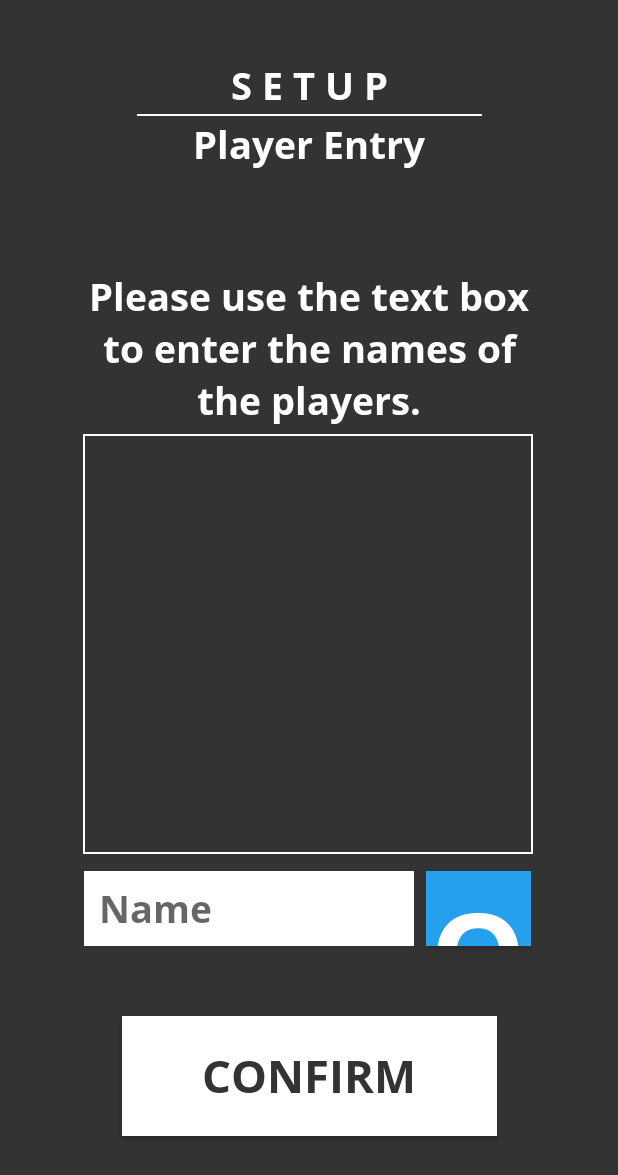
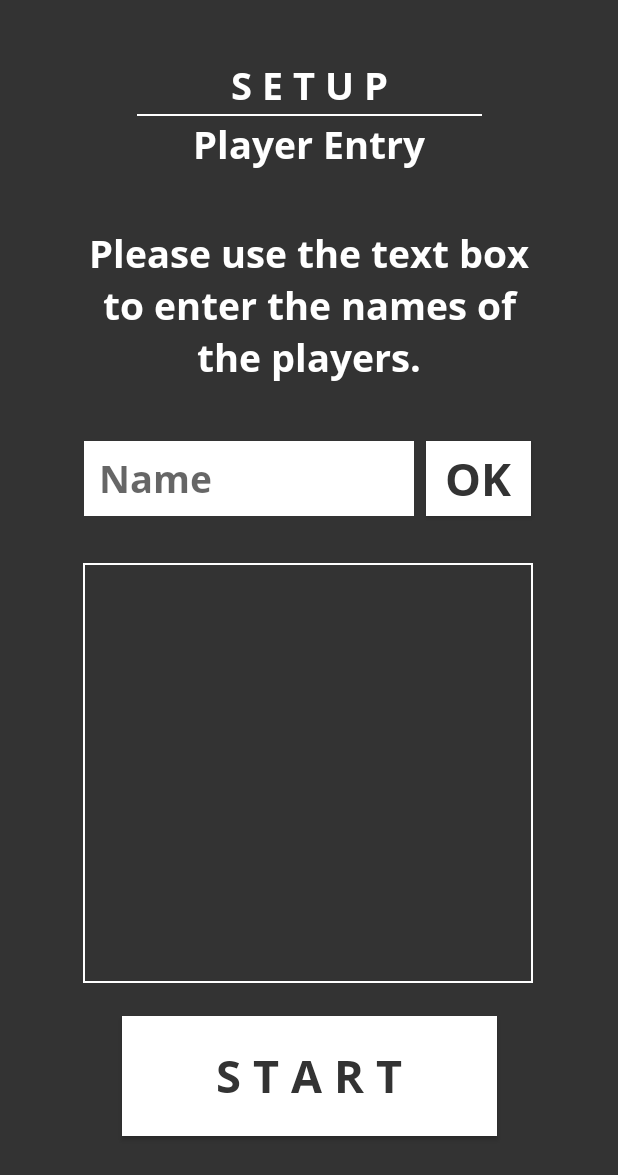
Before and after one commit to xeroplz/CMSC436-Group-43, an Android app: the RoleAssignmentActivity screen opened directly, with no data from a screen before it, on a phone screen of 412 x 824 dp. Shown: the top 1175 px of the screen. Run offline under Robolectric (Android 15) with nearby library versions, the phone set to English and light mode, and no system bars.

Commit message:
Finished Role Assignment + minor adjustments

```diff
--- a/MAFIA43/app/src/main/AndroidManifest.xml
+++ b/MAFIA43/app/src/main/AndroidManifest.xml
@@ -40,6 +40,9 @@
         <activity android:name=".RoleAssignmentActivity" android:windowSoftInputMode="adjustPan">
         </activity>
 
+        <activity android:name=".RoleViewActivity">
+        </activity>
+
         <activity android:name=".VoteRecapActivity">
         </activity>
     </application>
--- a/MAFIA43/app/src/main/java/com/example/mafia43/TitleActivity.kt
+++ b/MAFIA43/app/src/main/java/com/example/mafia43/TitleActivity.kt
@@ -10,8 +10,8 @@ class TitleActivity : AppCompatActivity() {
 
     }
 
-    private lateinit var mStartButton : Button
-    private lateinit var mTempButton : Button
+    private lateinit var mStartButton: Button
+    private lateinit var mTempButton: Button
 
     override fun onCreate(savedInstanceState: Bundle?) {
         super.onCreate(savedInstanceState)
--- a/MAFIA43/app/src/main/res/layout/activity_role_assignment.xml
+++ b/MAFIA43/app/src/main/res/layout/activity_role_assignment.xml
@@ -8,18 +8,18 @@
 
     <!-- Background -->
     <TextView
+        android:layout_width="match_parent"
         android:layout_height="match_parent"
-        android:layout_width="match_parent"
-        android:text=""
-        android:background="@color/colorPrimaryDark"/>
+        android:background="@color/colorPrimaryDark"
+        android:text="" />
 
     <TextView
         android:layout_width="wrap_content"
         android:layout_height="wrap_content"
         android:fontFamily="@font/opensans_bold"
         android:text="S E T U P"
+        android:textColor="@color/white"
         android:textSize="25dp"
-        android:textColor="@color/white"
         app:layout_constraintBottom_toBottomOf="parent"
         app:layout_constraintLeft_toLeftOf="parent"
         app:layout_constraintRight_toRightOf="parent"
@@ -32,21 +32,20 @@
         android:layout_height="wrap_content"
         android:src="@drawable/hdiv_light"
         app:layout_constraintBottom_toBottomOf="parent"
+        app:layout_constraintHorizontal_bias="0.5"
         app:layout_constraintLeft_toLeftOf="parent"
         app:layout_constraintRight_toRightOf="parent"
         app:layout_constraintTop_toTopOf="parent"
-        app:layout_constraintVertical_bias="0.09"
-        app:layout_constraintHorizontal_bias="0.5"/>
+        app:layout_constraintVertical_bias="0.09" />
 
-    <!-- Credits -->
     <TextView
         android:layout_width="wrap_content"
         android:layout_height="wrap_content"
         android:fontFamily="@font/opensans_bold"
+        android:text="Player Entry"
         android:textAlignment="center"
-        android:text="Player Entry"
+        android:textColor="@color/white"
         android:textSize="25dp"
-        android:textColor="@color/white"
         app:layout_constraintBottom_toBottomOf="parent"
         app:layout_constraintLeft_toLeftOf="parent"
         app:layout_constraintRight_toRightOf="parent"
@@ -57,29 +56,30 @@
         android:layout_width="300dp"
         android:layout_height="wrap_content"
         android:fontFamily="@font/opensans_bold"
+        android:text="Please use the text box to enter the names of the players."
         android:textAlignment="center"
-        android:text="Please use the text box to enter the names of the players."
+        android:textColor="@color/white"
         android:textSize="25dp"
-        android:textColor="@color/white"
         app:layout_constraintBottom_toBottomOf="parent"
         app:layout_constraintLeft_toLeftOf="parent"
         app:layout_constraintRight_toRightOf="parent"
         app:layout_constraintTop_toTopOf="parent"
-        app:layout_constraintVertical_bias="0.25" />
+        app:layout_constraintVertical_bias="0.21" />
 
     <androidx.core.widget.NestedScrollView
         android:id="@+id/ar_nested_scroll"
         android:layout_width="300dp"
         android:layout_height="280dp"
         android:background="@drawable/border_light"
+        android:fillViewport="true"
         app:layout_constraintBottom_toBottomOf="parent"
+        app:layout_constraintHorizontal_bias="0.495"
         app:layout_constraintLeft_toLeftOf="parent"
         app:layout_constraintRight_toRightOf="parent"
+        app:layout_constraintTop_toBottomOf="@+id/textView3"
         app:layout_constraintTop_toTopOf="parent"
-        app:layout_constraintHorizontal_bias="0.495"
-        app:layout_constraintTop_toBottomOf="@+id/textView3"
-        app:layout_constraintVertical_bias="0.532"
-    android:fillViewport="true">
+        app:layout_constraintVertical_bias="0.69">
+
         <LinearLayout
             android:layout_width="match_parent"
             android:layout_height="match_parent">
@@ -88,10 +88,10 @@
                 android:id="@+id/ar_player_list"
                 android:layout_width="match_parent"
                 android:layout_height="wrap_content"
+                android:choiceMode="singleChoice"
+                android:nestedScrollingEnabled="true"
                 android:orientation="vertical"
-                tools:ignore="MissingConstraints"
-                android:nestedScrollingEnabled="true"
-                android:choiceMode="singleChoice"/>
+                tools:ignore="MissingConstraints" />
         </LinearLayout>
     </androidx.core.widget.NestedScrollView>
 
@@ -99,47 +99,49 @@
         android:id="@+id/ar_text_box"
         android:layout_width="220dp"
         android:layout_height="50dp"
-        android:lines="1"
-        android:minLines="1"
         android:background="@color/white"
         android:fontFamily="@font/opensans_bold"
-        android:textSize="25dp"
         android:hint="Name"
+        android:lines="1"
+        android:maxLines="1"
         android:paddingLeft="10dp"
         android:paddingRight="10dp"
+        android:singleLine="true"
+        android:textSize="25dp"
         app:layout_constraintBottom_toBottomOf="parent"
+        app:layout_constraintHorizontal_bias="0.29"
         app:layout_constraintLeft_toLeftOf="parent"
         app:layout_constraintRight_toRightOf="parent"
         app:layout_constraintTop_toTopOf="parent"
-        app:layout_constraintVertical_bias="0.75"
-        app:layout_constraintHorizontal_bias="0.29"/>
+        app:layout_constraintVertical_bias="0.38" />
 
+    <!-- OK Button -->
     <Button
         android:id="@+id/ar_ok_button"
         android:layout_width="70dp"
         android:layout_height="50dp"
+        android:background="@color/white"
+        android:fontFamily="@font/opensans_bold"
         android:text="OK"
-        android:fontFamily="@font/opensans_bold"
-        android:textColor="@color/white"
-        android:textSize="120px"
-        android:background="@color/entryButtonColor"
+        android:textColor="@color/colorPrimaryDark"
+        android:textSize="30dp"
         app:layout_constraintBottom_toBottomOf="parent"
+        app:layout_constraintEnd_toEndOf="parent"
+        app:layout_constraintHorizontal_bias="0.83"
         app:layout_constraintStart_toStartOf="parent"
-        app:layout_constraintEnd_toEndOf="parent"
         app:layout_constraintTop_toTopOf="parent"
-        app:layout_constraintVertical_bias="0.75"
-        app:layout_constraintHorizontal_bias="0.83"/>
+        app:layout_constraintVertical_bias="0.38" />
 
     <!-- Continue -->
     <Button
         android:id="@+id/ar_continue_button"
         android:layout_width="250dp"
         android:layout_height="80dp"
-        android:text="CONFIRM"
+        android:background="@color/white"
         android:fontFamily="@font/opensans_bold"
+        android:text="S T A R T"
         android:textColor="@color/colorPrimaryDark"
         android:textSize="30dp"
-        android:background="@color/white"
         app:layout_constraintBottom_toBottomOf="parent"
         app:layout_constraintLeft_toLeftOf="parent"
         app:layout_constraintRight_toRightOf="parent"
--- a/MAFIA43/app/src/main/res/layout/activity_title.xml
+++ b/MAFIA43/app/src/main/res/layout/activity_title.xml
@@ -75,7 +75,7 @@
         android:id="@+id/play_button"
         android:layout_width="250dp"
         android:layout_height="90dp"
-        android:text="S T A R T"
+        android:text="P L A Y"
         android:fontFamily="@font/opensans_bold"
         android:textColor="@color/colorPrimaryDark"
         android:textSize="35dp"
```
Also changed, not shown: MAFIA43/app/src/main/java/com/example/mafia43/Player.kt (+13 -3 lines), MAFIA43/app/src/main/java/com/example/mafia43/RoleAssignmentActivity.kt (+79 -11 lines), MAFIA43/app/src/main/java/com/example/mafia43/RoleViewActivity.kt (added, +7 -0 lines).
